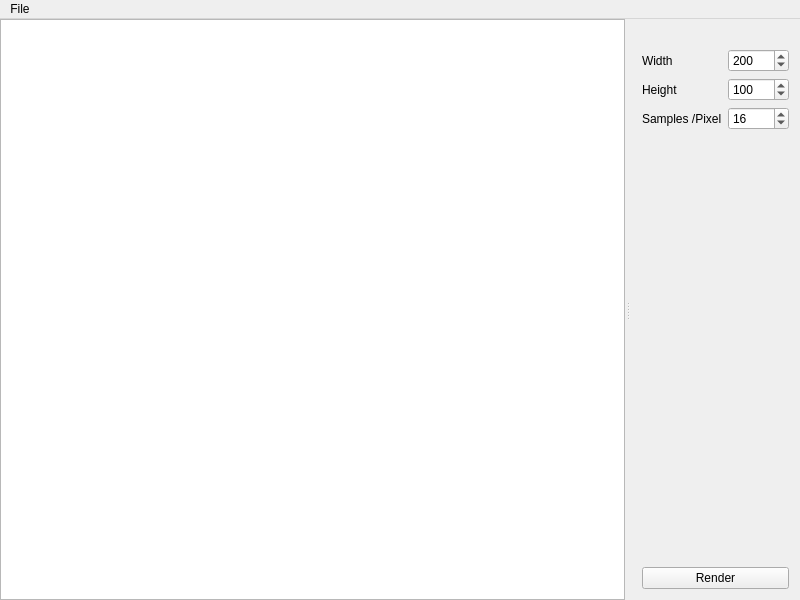
Before: the Qt Designer form src/gui/mainwindow.ui in Yt-trium/Couscous-raytracer, drawn with Qt 5.
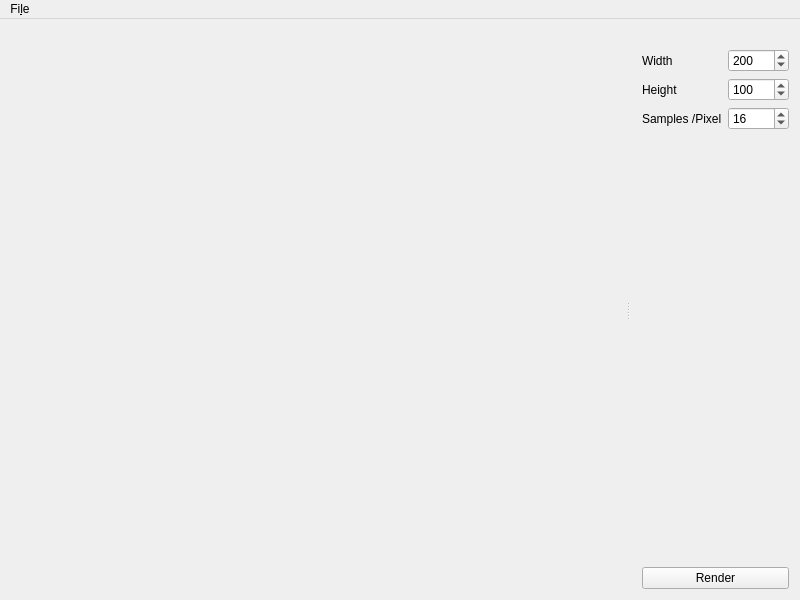
After: the same form once the commit is applied.

What changed in the file:
```diff
--- a/src/gui/mainwindow.ui
+++ b/src/gui/mainwindow.ui
@@ -31,7 +31,15 @@
      <number>0</number>
     </property>
     <item row="0" column="0">
-     <widget class="QGraphicsView" name="graphicsView"/>
+     <widget class="QWidget" name="viewer_container" native="true">
+      <property name="sizePolicy">
+       <sizepolicy hsizetype="Expanding" vsizetype="Expanding">
+        <horstretch>0</horstretch>
+        <verstretch>0</verstretch>
+       </sizepolicy>
+      </property>
+      <layout class="QHBoxLayout" name="viewer_container_layout"/>
+     </widget>
     </item>
    </layout>
   </widget>
@@ -41,12 +49,12 @@
      <x>0</x>
      <y>0</y>
      <width>800</width>
-     <height>22</height>
+     <height>20</height>
     </rect>
    </property>
    <widget class="QMenu" name="menuFile">
     <property name="title">
-     <string>File</string>
+     <string>Fi&amp;le</string>
     </property>
     <addaction name="actionSave_As_Image"/>
    </widget>
```
Left out of the diff: 2 changed lines with no effect on the pictures.
